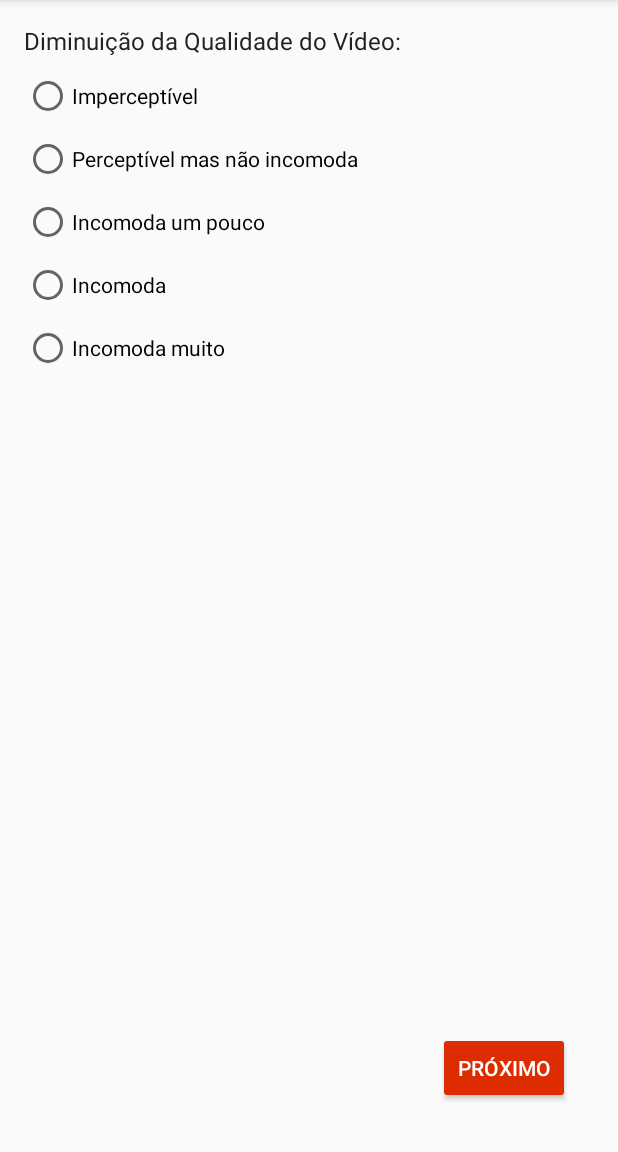
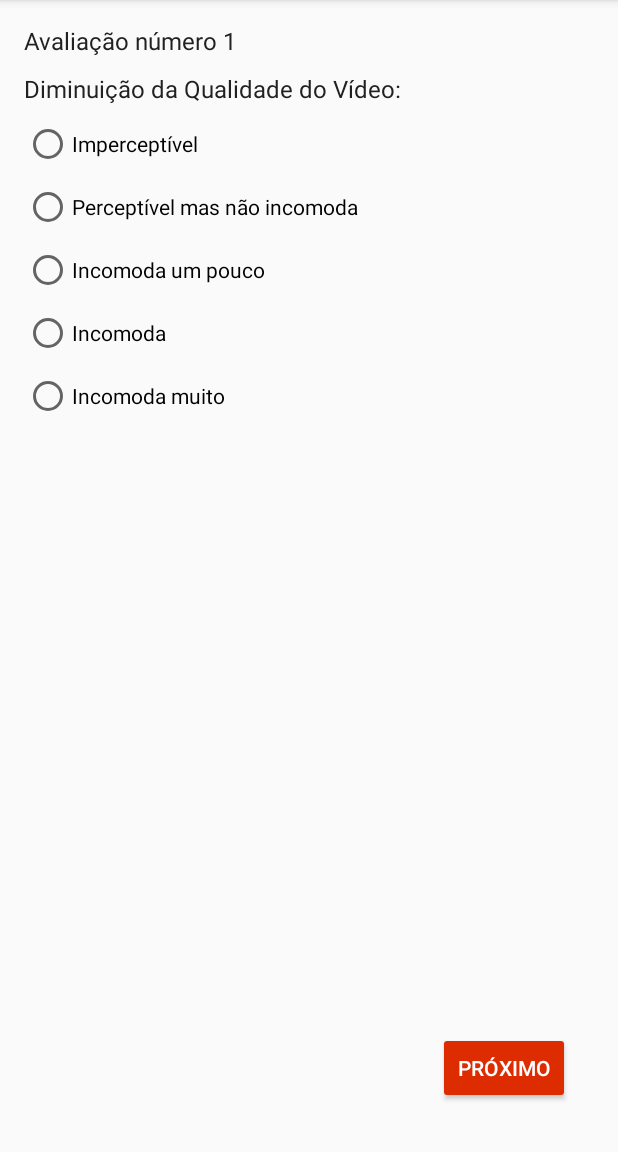
Before and after one commit to haga-/qsvd, an Android app: the AvaliacaoActivity screen opened directly, with no data from a screen before it, on a phone screen of 412 x 824 dp, the part 84-1236 px from its top. Run offline under Robolectric (Android 15) with nearby library versions, the phone set to English and light mode, and no system bars.

Commit message:
gitignore. Mostra qual o numero da avaliacao.

```diff
--- a/QuestionarioQSVD/app/src/main/java/com/hut8/questionarioqsvd/AvaliacaoActivity.java
+++ b/QuestionarioQSVD/app/src/main/java/com/hut8/questionarioqsvd/AvaliacaoActivity.java
@@ -10,14 +10,15 @@ import android.view.View;
 import android.widget.Button;
 import android.widget.RadioButton;
 import android.widget.RadioGroup;
+import android.widget.TextView;
 import android.widget.Toast;
 
-import java.util.ArrayList;
 
 public class AvaliacaoActivity extends AppCompatActivity {
     RadioGroup radioGroup;
 
     final static int N_AVALIACOES = 8;
+    final static String stringAvalicao = "Avaliação número ";
 
     String avaliacoes[] = new String[N_AVALIACOES];
     int cont = 0;
@@ -28,6 +29,9 @@ public class AvaliacaoActivity extends AppCompatActivity {
         setContentView(R.layout.activity_avaliacao);
 
         getSupportActionBar().setDisplayHomeAsUpEnabled(true);
+
+        final TextView labelAvaliacao = (TextView) findViewById(R.id.labelAvaliacao);
+        labelAvaliacao.setText(stringAvalicao+String.valueOf(cont+1));
 
         radioGroup = (RadioGroup) findViewById(R.id.radioGroupMOS);
 
@@ -53,11 +57,12 @@ public class AvaliacaoActivity extends AppCompatActivity {
                         Intent returnIntent = new Intent();
                         returnIntent.putExtra(MainActivity.AVALIACAO_DO_VIDEO, avaliacoes);
                         setResult(Activity.RESULT_OK, returnIntent);
-                        Log.d("finaliza", "finalizaActivity: setou result");
                         finish();
                     }
 
                     //
+                    radioGroup.clearCheck();
+                    labelAvaliacao.setText(stringAvalicao+String.valueOf(cont+1));
                 } else {
                     Toast.makeText(getApplicationContext(), "Por favor, selecione uma das opções.", Toast.LENGTH_SHORT).show();
                 }
--- a/QuestionarioQSVD/app/src/main/res/layout/activity_avaliacao.xml
+++ b/QuestionarioQSVD/app/src/main/res/layout/activity_avaliacao.xml
@@ -10,6 +10,15 @@
     android:paddingTop="@dimen/activity_vertical_margin"
     tools:context="com.hut8.questionarioqsvd.AvaliacaoActivity">
 
+
+    <android.support.v7.widget.AppCompatTextView
+        android:id="@+id/labelAvaliacao"
+        android:layout_width="match_parent"
+        android:layout_height="wrap_content"
+        android:layout_marginBottom="10dp"
+        android:textColor="@color/colorPrimaryText"
+        android:textSize="16sp"
+        />
     <android.support.v7.widget.AppCompatTextView
         android:id="@+id/labelQualidade"
         android:layout_width="match_parent"
@@ -18,6 +27,7 @@
         android:layout_marginBottom="10dp"
         android:textColor="@color/colorPrimaryText"
         android:textSize="16sp"
+        android:layout_below="@id/labelAvaliacao"
         />
 
     <RadioGroup
```
Also changed, not shown: 1 other file.
